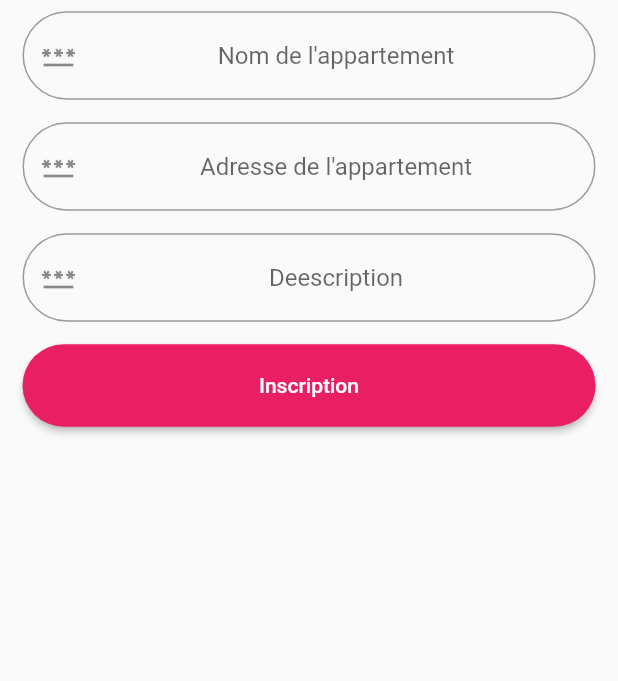
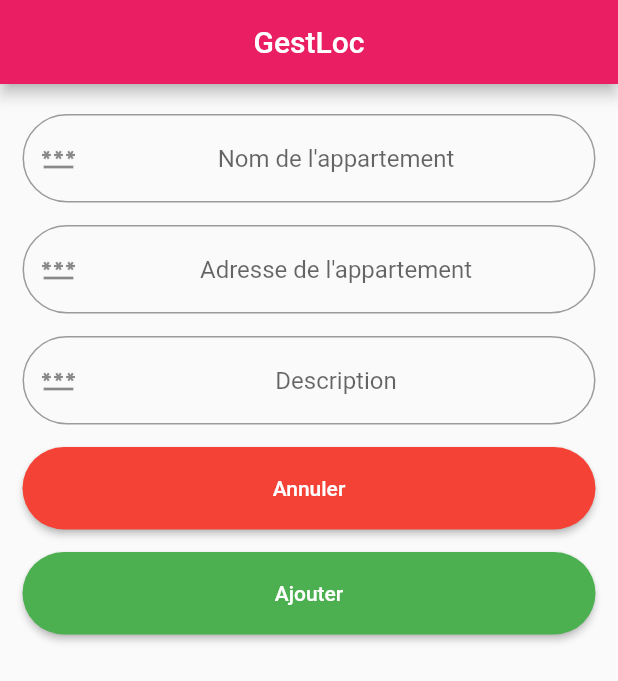
Before and after one commit to LouisLangellier/gest_loc2, a Flutter app: the screen it shows once a user with an empty profile is signed in, item 2 of the bottom bar chosen, after a tap on the "add" icon, on a phone screen of 412 x 824 dp. Shown: the top 681 px of the screen. Run offline on Flutter 3.47's test engine with Material 2 defaults, Android fonts, the phone set to English and light mode, and no system bars; our stand-ins replace bottom_navy_bar, cloud_firestore, firebase_auth, firebase_core; accounts and stored records are empty.

Commit message:
Récupération automatique des données depuis Firebase

```diff
--- a/lib/controller/main_controller.dart
+++ b/lib/controller/main_controller.dart
@@ -62,11 +62,9 @@ class _MainControllerState extends State<MainController> {
               setState(() => _currentIndex = index);
             },
             children: [
-              Center(
-                  child: CalendarPage(
-                member: member!,
-              )),
+              Center(child: CalendarPage(member: member!)),
               Center(child: AppartPage(member: member!)),
+              Center(child: SettingsPage(member: member!)),
               Center(child: SettingsPage(member: member!)),
             ],
           ),
@@ -89,6 +87,11 @@ class _MainControllerState extends State<MainController> {
               activeColor: Colors.pink,
             ),
             BottomNavyBarItem(
+              icon: const Icon(Icons.message),
+              title: const Center(child: Text("Messages")),
+              activeColor: Colors.pink,
+            ),
+            BottomNavyBarItem(
               icon: const Icon(Icons.person),
               title: const Center(child: Text("Paramètres")),
               activeColor: Colors.pink,
--- a/lib/page/add_appart_page.dart
+++ b/lib/page/add_appart_page.dart
@@ -39,13 +39,19 @@ class _AddAppartPageState extends State<AddAppartPage> {
   @override
   Widget build(BuildContext context) {
     return Scaffold(
+      appBar: AppBar(
+        title: const Center(
+          child: Text("GestLoc"),
+        ),
+        automaticallyImplyLeading: false,
+      ),
       body: Form(
         key: _formAddAppartKey,
         child: Column(
           children: [
             Padding(
               padding: const EdgeInsets.only(
-                  top: 7.5, left: 15, right: 15, bottom: 7.5),
+                  top: 20, left: 15, right: 15, bottom: 7.5),
               child: TextFormField(
                 controller: _name,
                 validator: (String? value) =>
@@ -91,28 +97,49 @@ class _AddAppartPageState extends State<AddAppartPage> {
                     border: OutlineInputBorder(
                       borderRadius: BorderRadius.circular(50.0),
                     ),
-                    hintText: "Deescription",
+                    hintText: "Description",
                     prefixIcon: const Icon(Icons.password)),
               ),
             ),
             Padding(
               padding: const EdgeInsets.only(
-                  top: 7.5, left: 15, right: 15, bottom: 15),
+                  top: 7.5, left: 15, right: 15, bottom: 7.5),
+              child: SizedBox(
+                width: double.infinity,
+                height: 55,
+                child: ElevatedButton(
+                  onPressed: () {
+                    Navigator.pop(context);
+                  },
+                  style: ElevatedButton.styleFrom(
+                      backgroundColor: Colors.red,
+                      shape: const StadiumBorder()),
+                  child: const Text(
+                    "Annuler",
+                    style: TextStyle(color: Colors.white),
+                  ),
+                ),
+              ),
+            ),
+            Padding(
+              padding: const EdgeInsets.only(
+                  top: 7.5, left: 15, right: 15, bottom: 7.5),
               child: SizedBox(
                 width: double.infinity,
                 height: 55,
                 child: ElevatedButton(
                   onPressed: () {
                     if (_formAddAppartKey.currentState!.validate()) {
-                      FirebaseHandler()
-                          .addApartmentToFirebase(_name.text, _address.text, _description.text, widget.member.uid);
+                      FirebaseHandler().addApartmentToFirebase(_name.text,
+                          _address.text, _description.text, widget.member.uid);
                     }
+                    Navigator.pop(context);
                   },
                   style: ElevatedButton.styleFrom(
-                      backgroundColor: Colors.pink,
+                      backgroundColor: Colors.green,
                       shape: const StadiumBorder()),
                   child: const Text(
-                    "Inscription",
+                    "Ajouter",
                     style: TextStyle(color: Colors.white),
                   ),
                 ),
--- a/lib/page/appart_page.dart
+++ b/lib/page/appart_page.dart
@@ -1,6 +1,11 @@
+import 'package:cloud_firestore/cloud_firestore.dart';
 import 'package:flutter/material.dart';
+import 'package:gest_loc/controller/loading_controller.dart';
+import 'package:gest_loc/model/apartment.dart';
 import 'package:gest_loc/model/member.dart';
 import 'package:gest_loc/page/add_appart_page.dart';
+import 'package:gest_loc/util/constant.dart';
+import 'package:gest_loc/util/firebase_handler.dart';
 
 class AppartPage extends StatefulWidget {
   Member member;
@@ -13,19 +18,73 @@ class AppartPage extends StatefulWidget {
 class _AppartPageState extends State<AppartPage> {
   @override
   Widget build(BuildContext context) {
+    return StreamBuilder<QuerySnapshot<Map<String, dynamic>>>(
+        stream: FirebaseHandler()
+            .fireMember
+            .doc(widget.member.uid)
+            .collection(apartmentRef)
+            .snapshots(),
+        builder: (BuildContext context, snapshots) {
+          if (snapshots.data == null) {
+            return const LoadingController();
+          }
+          if (snapshots.data!.docs.isEmpty) {
             return Scaffold(
               body: const Center(
-        child: Text("Appart"),
+                child: Text("Ajoutez des appartements pour commencer !"),
               ),
               floatingActionButton: FloatingActionButton(
                 onPressed: () {
                   Navigator.push(
                     context,
-            MaterialPageRoute(builder: (context) => AddAppartPage(member: widget.member,)),
+                    MaterialPageRoute(
+                      builder: (context) => AddAppartPage(
+                        member: widget.member,
+                      ),
+                    ),
+                  );
+                },
+                child: const Icon(Icons.add),
+              ),
+            );
+          } else {
+            return Scaffold(
+              body: ListView.builder(
+                itemCount: snapshots.data!.docs.length,
+                itemBuilder: (context, index) {
+                  final apartmentList = snapshots.data!.docs;
+                  final apartment = Apartment(apartmentList[index]);
+                  return Padding(
+                    padding: const EdgeInsets.only(
+                        top: 20, left: 10, right: 10, bottom: 7.5),
+                    child: Card(
+                      shape: RoundedRectangleBorder(
+                          borderRadius: BorderRadius.circular(20)),
+                      elevation: 8,
+                      child: ListTile(
+                        //TODO : ajouter une image de l'appartement avec leading
+                        title: Text(apartment.name),
+                        subtitle: Text(apartment.description),
+                      ),
+                    ),
+                  );
+                },
+              ),
+              floatingActionButton: FloatingActionButton(
+                onPressed: () {
+                  Navigator.push(
+                    context,
+                    MaterialPageRoute(
+                      builder: (context) => AddAppartPage(
+                        member: widget.member,
+                      ),
+                    ),
                   );
                 },
                 child: const Icon(Icons.add),
               ),
             );
           }
+        });
   }
+}
--- a/lib/util/firebase_handler.dart
+++ b/lib/util/firebase_handler.dart
@@ -1,6 +1,7 @@
 import 'package:cloud_firestore/cloud_firestore.dart';
 import 'package:firebase_auth/firebase_auth.dart';
 import 'package:gest_loc/util/constant.dart';
+import 'package:uuid/uuid.dart';
 
 class FirebaseHandler {
   //Authentication
@@ -48,12 +49,21 @@ class FirebaseHandler {
   //Apartment
   // Chaque appartement appartient à un membre
   // Les appartements sont ajoutes dans une collection du membre
-  addApartmentToFirebase(String name, String address, String? description, String memberUid) {
-    // fireMember
-    //     .doc(memberUid)
-    //     .collection(apartmentRef)
-    //     .doc(map[uidKey])
-    //     .set(map);
+  addApartmentToFirebase(
+      String name, String address, String? description, String memberUid) {
+    Map<String, dynamic> apartmentMap = {
+      nameKey: name,
+      addressKey: address,
+      uidKey: const Uuid().v1(),
+    };
+    if (description != "") {
+      apartmentMap[descriptionKey] = description;
+    }
+    fireMember
+        .doc(memberUid)
+        .collection(apartmentRef)
+        .doc(apartmentMap[uidKey])
+        .set(apartmentMap);
   }
 
   //Tenant
--- a/pubspec.yaml
+++ b/pubspec.yaml
@@ -38,6 +38,7 @@ dependencies:
   firebase_core: ^1.23.0
   firebase_auth: ^3.10.0
   cloud_firestore: ^3.4.9
+  uuid: ^3.0.6
 
 dev_dependencies:
   flutter_test:
```
Also changed, not shown: pubspec.lock. Lines whose indentation alone changed are shown as unchanged.
